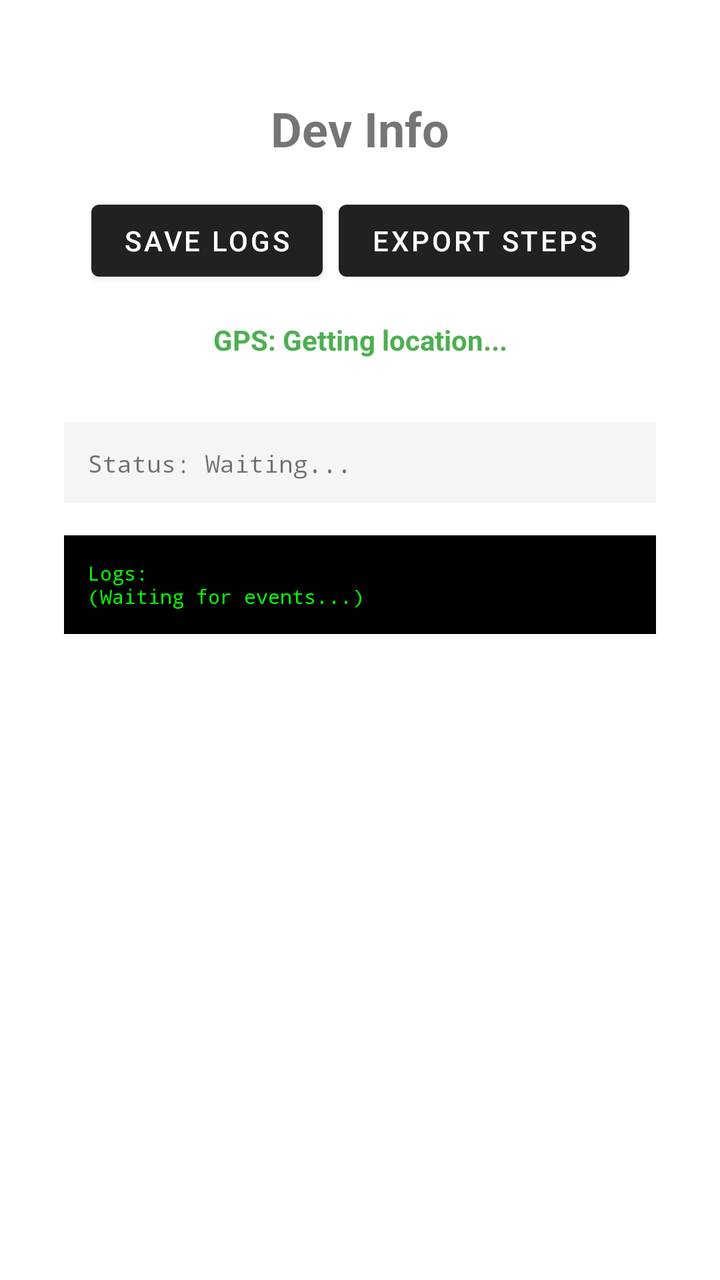
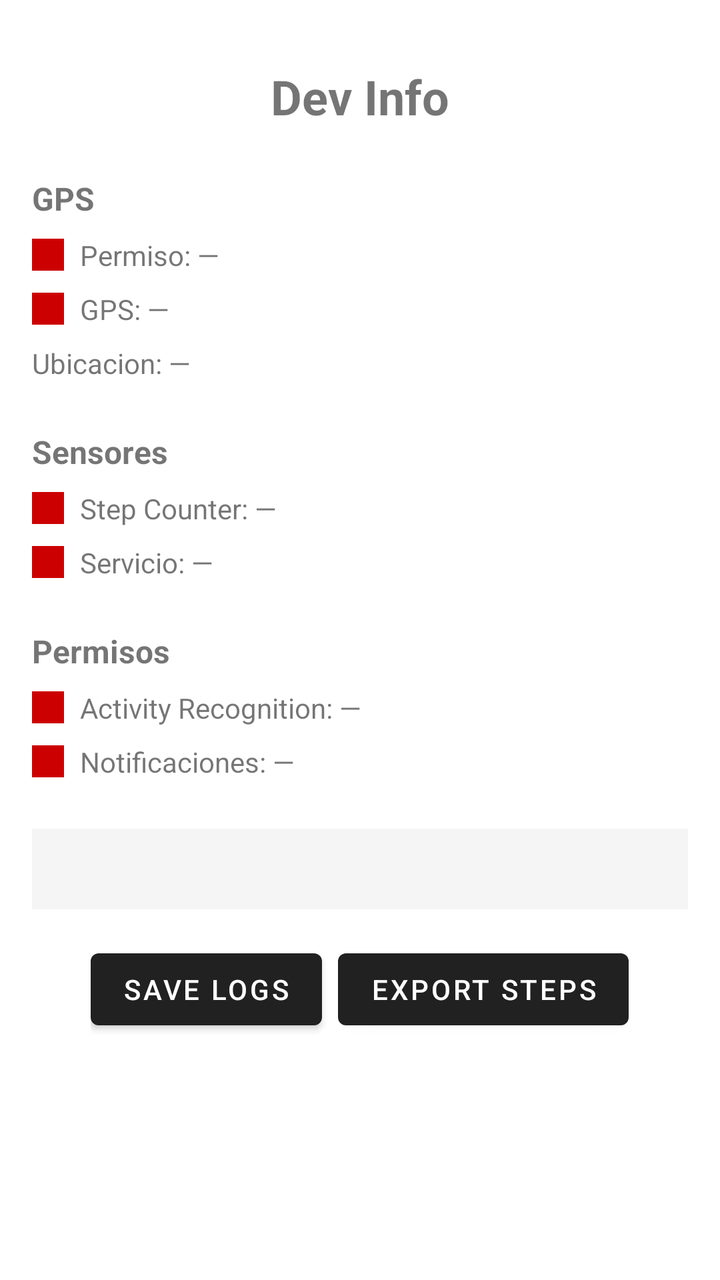

Screens rendered from an Android XML layout before and after an edit, with the pre-edit source and the edit as a unified diff.
<!-- AndroidManifest.xml: application theme Theme.MaterialComponents.DayNight.DarkActionBar -->
<!-- res/layout/fragment_dev.xml -->
<?xml version="1.0" encoding="utf-8"?>
<androidx.constraintlayout.widget.ConstraintLayout xmlns:android="http://schemas.android.com/apk/res/android"
    xmlns:app="http://schemas.android.com/apk/res-auto"
    xmlns:tools="http://schemas.android.com/tools"
    android:layout_width="match_parent"
    android:layout_height="match_parent"
    android:padding="16dp"
    tools:context=".DevFragment">

    <TextView
        android:id="@+id/devTitleText"
        android:layout_width="wrap_content"
        android:layout_height="wrap_content"
        android:text="Dev Info"
        android:textSize="24sp"
        android:textStyle="bold"
        android:layout_marginTop="32dp"
        app:layout_constraintEnd_toEndOf="parent"
        app:layout_constraintStart_toStartOf="parent"
        app:layout_constraintTop_toTopOf="parent" />

    <LinearLayout
        android:id="@+id/buttonsContainer"
        android:layout_width="wrap_content"
        android:layout_height="wrap_content"
        android:orientation="horizontal"
        android:layout_marginTop="16dp"
        app:layout_constraintEnd_toEndOf="parent"
        app:layout_constraintStart_toStartOf="parent"
        app:layout_constraintTop_toBottomOf="@+id/devTitleText">

        <Button
            android:id="@+id/saveLogsButton"
            android:layout_width="wrap_content"
            android:layout_height="wrap_content"
            android:text="Save logs"
            android:layout_marginEnd="8dp" />

        <Button
            android:id="@+id/exportStepsButton"
            android:layout_width="wrap_content"
            android:layout_height="wrap_content"
            android:text="Export steps" />

    </LinearLayout>

    <TextView
        android:id="@+id/locationText"
        android:layout_width="wrap_content"
        android:layout_height="wrap_content"
        android:text="GPS: Getting location..."
        android:textSize="14sp"
        android:textStyle="bold"
        android:textColor="#4CAF50"
        android:layout_marginTop="16dp"
        app:layout_constraintEnd_toEndOf="parent"
        app:layout_constraintStart_toStartOf="parent"
        app:layout_constraintTop_toBottomOf="@+id/buttonsContainer" />

    <ScrollView
        android:layout_width="0dp"
        android:layout_height="0dp"
        android:layout_marginTop="16dp"
        app:layout_constraintEnd_toEndOf="parent"
        app:layout_constraintStart_toStartOf="parent"
        app:layout_constraintTop_toBottomOf="@+id/locationText"
        app:layout_constraintBottom_toBottomOf="parent">

        <LinearLayout
            android:layout_width="match_parent"
            android:layout_height="wrap_content"
            android:orientation="vertical"
            android:padding="16dp">

            <TextView
                android:id="@+id/devStatusText"
                android:layout_width="match_parent"
                android:layout_height="wrap_content"
                android:text="Status: Waiting..."
                android:textSize="12sp"
                android:fontFamily="monospace"
                android:padding="12dp"
                android:background="#F5F5F5"
                android:layout_marginBottom="16dp" />

            <TextView
                android:id="@+id/devLogsText"
                android:layout_width="match_parent"
                android:layout_height="wrap_content"
                android:text="Logs:\n(Waiting for events...)"
                android:textSize="10sp"
                android:fontFamily="monospace"
                android:padding="12dp"
                android:background="#000000"
                android:textColor="#00FF00"
                android:maxLines="50"
                android:scrollbars="vertical" />

        </LinearLayout>

    </ScrollView>

</androidx.constraintlayout.widget.ConstraintLayout>
<!-- resources referenced by this layout -->
<resources>

</resources>

<!-- the commit's change to res/layout/fragment_dev.xml (unified diff, before → after) -->
@@ -1,5 +1,5 @@
 <?xml version="1.0" encoding="utf-8"?>
-<androidx.constraintlayout.widget.ConstraintLayout xmlns:android="http://schemas.android.com/apk/res/android"
+<ScrollView xmlns:android="http://schemas.android.com/apk/res/android"
     xmlns:app="http://schemas.android.com/apk/res-auto"
     xmlns:tools="http://schemas.android.com/tools"
     android:layout_width="match_parent"
@@ -7,97 +7,222 @@
     android:padding="16dp"
     tools:context=".DevFragment">
 
-    <TextView
-        android:id="@+id/devTitleText"
-        android:layout_width="wrap_content"
+    <LinearLayout
+        android:layout_width="match_parent"
         android:layout_height="wrap_content"
-        android:text="Dev Info"
-        android:textSize="24sp"
-        android:textStyle="bold"
-        android:layout_marginTop="32dp"
-        app:layout_constraintEnd_toEndOf="parent"
-        app:layout_constraintStart_toStartOf="parent"
-        app:layout_constraintTop_toTopOf="parent" />
-
-    <LinearLayout
-        android:id="@+id/buttonsContainer"
-        android:layout_width="wrap_content"
-        android:layout_height="wrap_content"
-        android:orientation="horizontal"
-        android:layout_marginTop="16dp"
-        app:layout_constraintEnd_toEndOf="parent"
-        app:layout_constraintStart_toStartOf="parent"
-        app:layout_constraintTop_toBottomOf="@+id/devTitleText">
-
-        <Button
-            android:id="@+id/saveLogsButton"
+        android:orientation="vertical">
+
+        <TextView
+            android:id="@+id/devTitleText"
             android:layout_width="wrap_content"
             android:layout_height="wrap_content"
-            android:text="Save logs"
-            android:layout_marginEnd="8dp" />
-
-        <Button
-            android:id="@+id/exportStepsButton"
+            android:text="Dev Info"
+            android:textSize="24sp"
+            android:textStyle="bold"
+            android:layout_marginTop="16dp"
+            android:layout_gravity="center_horizontal" />
+
+        
+        <TextView
+            android:layout_width="match_parent"
+            android:layout_height="wrap_content"
+            android:text="GPS"
+            android:textSize="16sp"
+            android:textStyle="bold"
+            android:layout_marginTop="24dp" />
+
+        <LinearLayout
+            android:layout_width="match_parent"
+            android:layout_height="wrap_content"
+            android:orientation="horizontal"
+            android:gravity="center_vertical"
+            android:layout_marginTop="8dp">
+
+            <View
+                android:id="@+id/gpsPermissionDot"
+                android:layout_width="16dp"
+                android:layout_height="16dp"
+                android:background="@android:color/holo_red_dark" />
+
+            <TextView
+                android:id="@+id/gpsPermissionLabel"
+                android:layout_width="wrap_content"
+                android:layout_height="wrap_content"
+                android:text="Permiso: —"
+                android:textSize="14sp"
+                android:layout_marginStart="8dp" />
+        </LinearLayout>
+
+        <LinearLayout
+            android:layout_width="match_parent"
+            android:layout_height="wrap_content"
+            android:orientation="horizontal"
+            android:gravity="center_vertical"
+            android:layout_marginTop="8dp">
+
+            <View
+                android:id="@+id/gpsEnabledDot"
+                android:layout_width="16dp"
+                android:layout_height="16dp"
+                android:background="@android:color/holo_red_dark" />
+
+            <TextView
+                android:id="@+id/gpsEnabledLabel"
+                android:layout_width="wrap_content"
+                android:layout_height="wrap_content"
+                android:text="GPS: —"
+                android:textSize="14sp"
+                android:layout_marginStart="8dp" />
+        </LinearLayout>
+
+        <TextView
+            android:id="@+id/gpsLocationText"
+            android:layout_width="match_parent"
+            android:layout_height="wrap_content"
+            android:text="Ubicacion: —"
+            android:textSize="14sp"
+            android:layout_marginTop="8dp" />
+
+        
+        <TextView
+            android:layout_width="match_parent"
+            android:layout_height="wrap_content"
+            android:text="Sensores"
+            android:textSize="16sp"
+            android:textStyle="bold"
+            android:layout_marginTop="24dp" />
+
+        <LinearLayout
+            android:layout_width="match_parent"
+            android:layout_height="wrap_content"
+            android:orientation="horizontal"
+            android:gravity="center_vertical"
+            android:layout_marginTop="8dp">
+
+            <View
+                android:id="@+id/stepSensorDot"
+                android:layout_width="16dp"
+                android:layout_height="16dp"
+                android:background="@android:color/holo_red_dark" />
+
+            <TextView
+                android:id="@+id/stepSensorLabel"
+                android:layout_width="wrap_content"
+                android:layout_height="wrap_content"
+                android:text="Step Counter: —"
+                android:textSize="14sp"
+                android:layout_marginStart="8dp" />
+        </LinearLayout>
+
+        <LinearLayout
+            android:layout_width="match_parent"
+            android:layout_height="wrap_content"
+            android:orientation="horizontal"
+            android:gravity="center_vertical"
+            android:layout_marginTop="8dp">
+
+            <View
+                android:id="@+id/serviceDot"
+                android:layout_width="16dp"
+                android:layout_height="16dp"
+                android:background="@android:color/holo_red_dark" />
+
+            <TextView
+                android:id="@+id/serviceLabel"
+                android:layout_width="wrap_content"
+                android:layout_height="wrap_content"
+                android:text="Servicio: —"
+                android:textSize="14sp"
+                android:layout_marginStart="8dp" />
+        </LinearLayout>
+
+        
+        <TextView
+            android:layout_width="match_parent"
+            android:layout_height="wrap_content"
+            android:text="Permisos"
+            android:textSize="16sp"
+            android:textStyle="bold"
+            android:layout_marginTop="24dp" />
+
+        <LinearLayout
+            android:layout_width="match_parent"
+            android:layout_height="wrap_content"
+            android:orientation="horizontal"
+            android:gravity="center_vertical"
+            android:layout_marginTop="8dp">
+
+            <View
+                android:id="@+id/permActivityDot"
+                android:layout_width="16dp"
+                android:layout_height="16dp"
+                android:background="@android:color/holo_red_dark" />
+
+            <TextView
+                android:id="@+id/permActivityLabel"
+                android:layout_width="wrap_content"
+                android:layout_height="wrap_content"
+                android:text="Activity Recognition: —"
+                android:textSize="14sp"
+                android:layout_marginStart="8dp" />
+        </LinearLayout>
+
+        <LinearLayout
+            android:layout_width="match_parent"
+            android:layout_height="wrap_content"
+            android:orientation="horizontal"
+            android:gravity="center_vertical"
+            android:layout_marginTop="8dp">
+
+            <View
+                android:id="@+id/permNotifDot"
+                android:layout_width="16dp"
+                android:layout_height="16dp"
+                android:background="@android:color/holo_red_dark" />
+
+            <TextView
+                android:id="@+id/permNotifLabel"
+                android:layout_width="wrap_content"
+                android:layout_height="wrap_content"
+                android:text="Notificaciones: —"
+                android:textSize="14sp"
+                android:layout_marginStart="8dp" />
+        </LinearLayout>
+
+        
+        <TextView
+            android:id="@+id/devStatusText"
+            android:layout_width="match_parent"
+            android:layout_height="wrap_content"
+            android:text=""
+            android:textSize="12sp"
+            android:fontFamily="monospace"
+            android:padding="12dp"
+            android:background="#F5F5F5"
+            android:layout_marginTop="24dp" />
+
+        
+        <LinearLayout
             android:layout_width="wrap_content"
             android:layout_height="wrap_content"
-            android:text="Export steps" />
+            android:orientation="horizontal"
+            android:layout_marginTop="16dp"
+            android:layout_gravity="center_horizontal">
+
+            <Button
+                android:id="@+id/saveLogsButton"
+                android:layout_width="wrap_content"
+                android:layout_height="wrap_content"
+                android:text="Save logs"
+                android:layout_marginEnd="8dp" />
+
+            <Button
+                android:id="@+id/exportStepsButton"
+                android:layout_width="wrap_content"
+                android:layout_height="wrap_content"
+                android:text="Export steps" />
+        </LinearLayout>
 
     </LinearLayout>
 
-    <TextView
-        android:id="@+id/locationText"
-        android:layout_width="wrap_content"
-        android:layout_height="wrap_content"
-        android:text="GPS: Getting location..."
-        android:textSize="14sp"
-        android:textStyle="bold"
-        android:textColor="#4CAF50"
-        android:layout_marginTop="16dp"
-        app:layout_constraintEnd_toEndOf="parent"
-        app:layout_constraintStart_toStartOf="parent"
-        app:layout_constraintTop_toBottomOf="@+id/buttonsContainer" />
-
-    <ScrollView
-        android:layout_width="0dp"
-        android:layout_height="0dp"
-        android:layout_marginTop="16dp"
-        app:layout_constraintEnd_toEndOf="parent"
-        app:layout_constraintStart_toStartOf="parent"
-        app:layout_constraintTop_toBottomOf="@+id/locationText"
-        app:layout_constraintBottom_toBottomOf="parent">
-
-        <LinearLayout
-            android:layout_width="match_parent"
-            android:layout_height="wrap_content"
-            android:orientation="vertical"
-            android:padding="16dp">
-
-            <TextView
-                android:id="@+id/devStatusText"
-                android:layout_width="match_parent"
-                android:layout_height="wrap_content"
-                android:text="Status: Waiting..."
-                android:textSize="12sp"
-                android:fontFamily="monospace"
-                android:padding="12dp"
-                android:background="#F5F5F5"
-                android:layout_marginBottom="16dp" />
-
-            <TextView
-                android:id="@+id/devLogsText"
-                android:layout_width="match_parent"
-                android:layout_height="wrap_content"
-                android:text="Logs:\n(Waiting for events...)"
-                android:textSize="10sp"
-                android:fontFamily="monospace"
-                android:padding="12dp"
-                android:background="#000000"
-                android:textColor="#00FF00"
-                android:maxLines="50"
-                android:scrollbars="vertical" />
-
-        </LinearLayout>
-
-    </ScrollView>
-
-</androidx.constraintlayout.widget.ConstraintLayout>
+</ScrollView>
